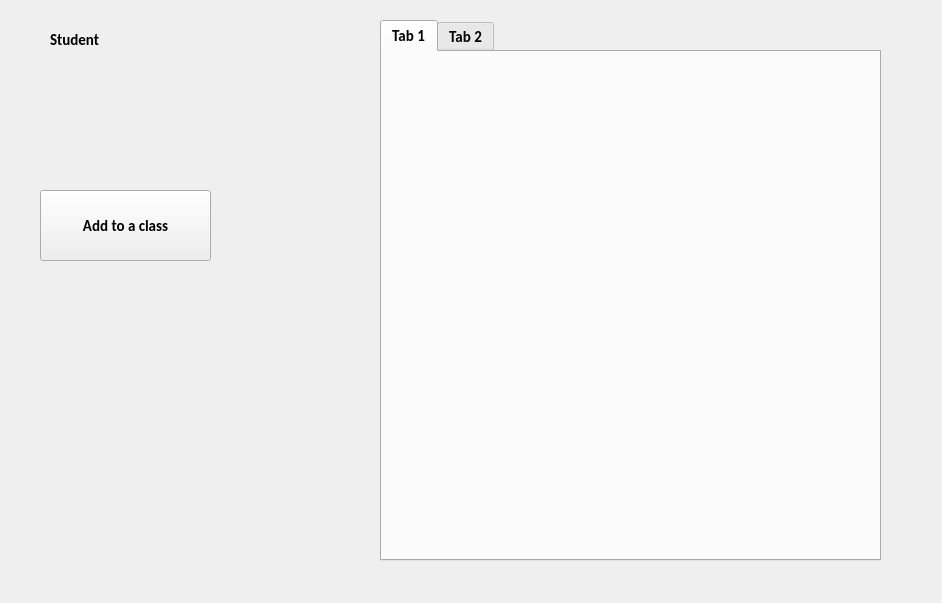
First picture: the form in studyProject/secondwindow.ui, repository fenrirm/study_project, before the edit.
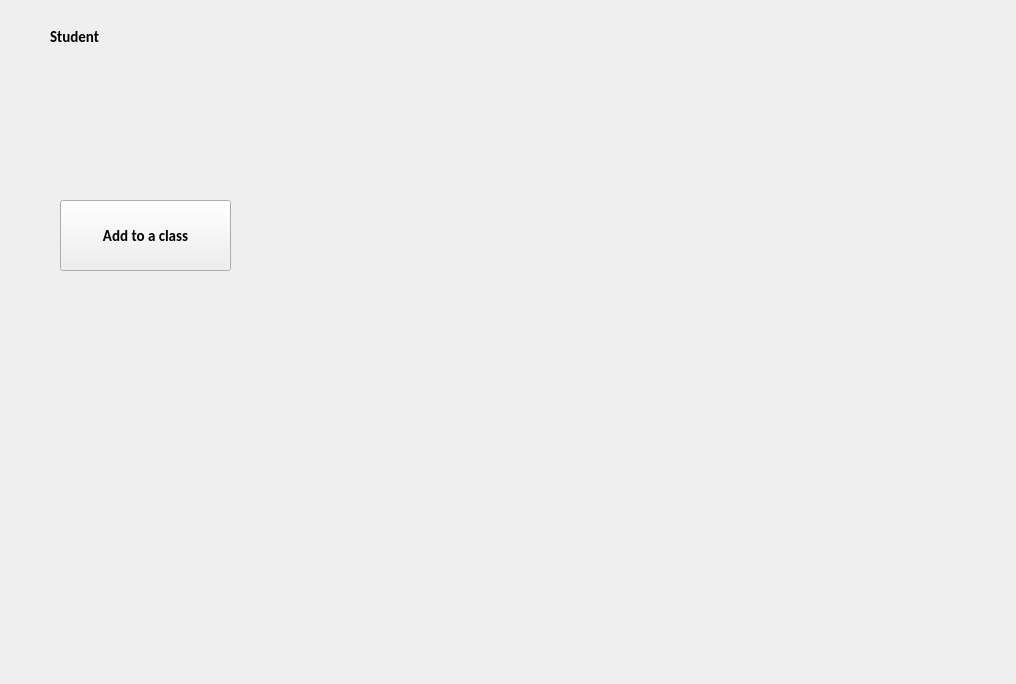
Second picture: the form after the edit. Icons and pictures are not drawn.

Commit message: added class classroomfile

Patch:
```diff
--- a/studyProject/secondwindow.ui
+++ b/studyProject/secondwindow.ui
@@ -6,8 +6,8 @@
    <rect>
     <x>0</x>
     <y>0</y>
-    <width>942</width>
-    <height>603</height>
+    <width>1016</width>
+    <height>684</height>
    </rect>
   </property>
   <property name="font">
@@ -27,37 +27,11 @@
 }</string>
   </property>
   <widget class="QWidget" name="centralwidget">
-   <widget class="QTabWidget" name="tabWidget">
-    <property name="geometry">
-     <rect>
-      <x>380</x>
-      <y>20</y>
-      <width>501</width>
-      <height>541</height>
-     </rect>
-    </property>
-    <property name="font">
-     <font>
-      <family>Calibri</family>
-      <pointsize>11</pointsize>
-     </font>
-    </property>
-    <widget class="QWidget" name="tab">
-     <attribute name="title">
-      <string>Tab 1</string>
-     </attribute>
-    </widget>
-    <widget class="QWidget" name="tab_2">
-     <attribute name="title">
-      <string>Tab 2</string>
-     </attribute>
-    </widget>
-   </widget>
    <widget class="QPushButton" name="pushButton">
     <property name="geometry">
      <rect>
-      <x>40</x>
-      <y>190</y>
+      <x>60</x>
+      <y>200</y>
       <width>171</width>
       <height>71</height>
      </rect>
@@ -72,13 +46,13 @@
      <string>Add to a class</string>
     </property>
    </widget>
-   <widget class="QWidget" name="">
+   <widget class="QWidget" name="layoutWidget">
     <property name="geometry">
      <rect>
       <x>50</x>
       <y>20</y>
-      <width>161</width>
-      <height>131</height>
+      <width>181</width>
+      <height>151</height>
      </rect>
     </property>
     <layout class="QVBoxLayout" name="verticalLayout">
@@ -95,6 +69,19 @@
        </property>
       </widget>
      </item>
+     <item>
+      <widget class="QLabel" name="id">
+       <property name="font">
+        <font>
+         <family>Calibri</family>
+         <pointsize>11</pointsize>
+        </font>
+       </property>
+       <property name="text">
+        <string/>
+       </property>
+      </widget>
+     </item>
      <item>
       <widget class="QLabel" name="name">
        <property name="font">
```
The commit also changes 19 other files.
